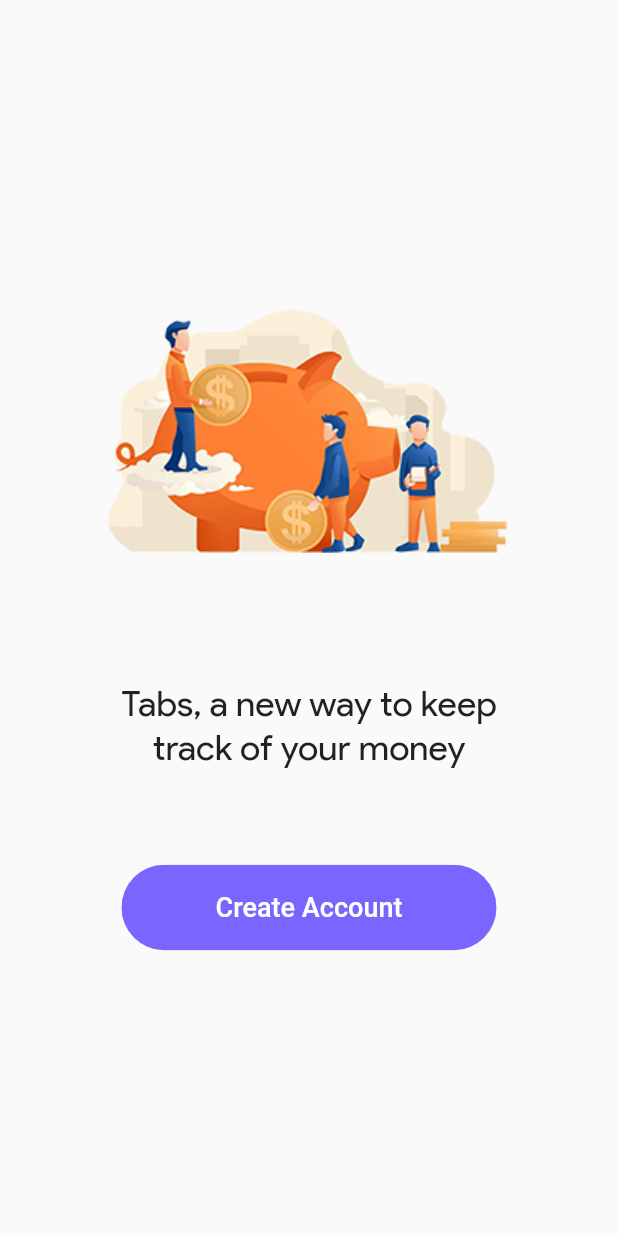
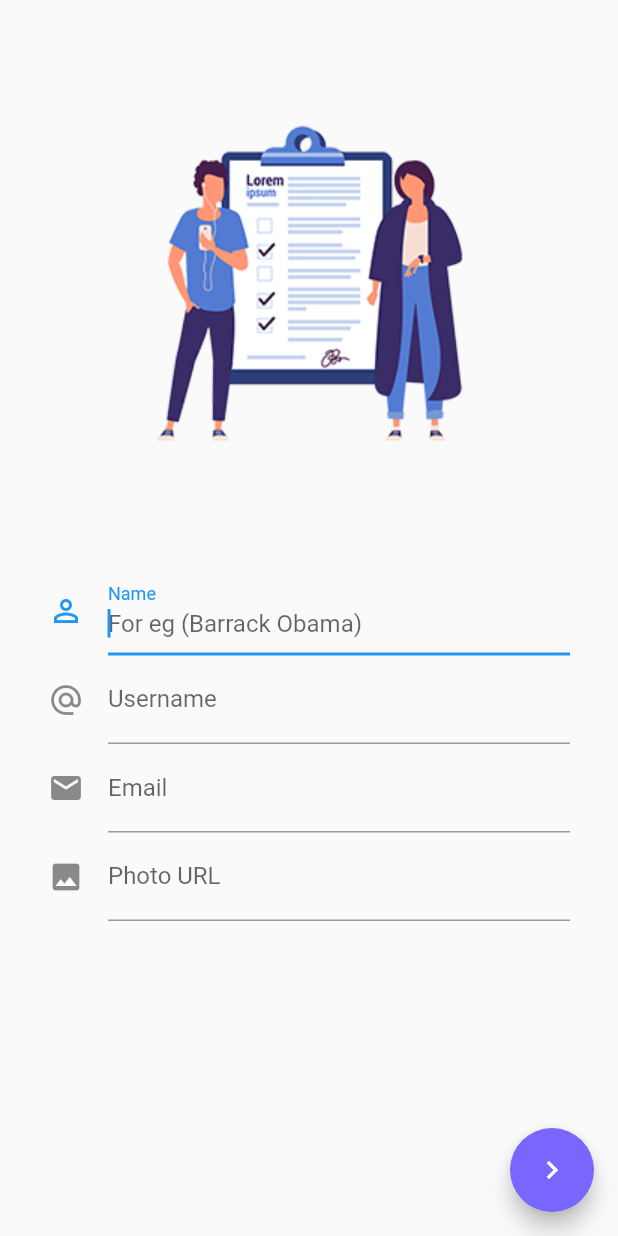
Before and after one commit to dewanshrawat15/Tabs, a Flutter app: the screen it shows after launch, after a tap on "Create Account", on a phone screen of 412 x 824 dp. Run offline on Flutter 3.47's test engine with Material 2 defaults, Android fonts, the phone set to English and light mode, and no system bars; our stand-ins replace sqflite; accounts and stored records are empty; Roboto replaces fonts that are missing (Google Sans).

Commit message:
Completed basic UI/UX of register user screen, working on functionality

```diff
--- a/lib/main.dart
+++ b/lib/main.dart
@@ -7,7 +7,8 @@ void main() => runApp(
     debugShowCheckedModeBanner: false,
     home: HomeScreen(),
     theme: ThemeData(
-      primaryColor: ThemeColor
+      primaryColor: ThemeColor,
+      accentColor: ThemeColor
     ),
   )
 );
--- /dev/null
+++ b/lib/screens/createAccountScreen.dart
@@ -0,0 +1,186 @@
+import 'package:flutter/material.dart';
+import '../components/profile.dart';
+import '../components/colors.dart';
+import 'package:path/path.dart';
+import 'package:sqflite/sqflite.dart';
+
+class EditProfile extends StatefulWidget{
+  @override
+  EditProfileState createState() => EditProfileState();
+}
+
+class EditProfileState extends State<EditProfile>{
+
+  connectDatabase() async{
+    Future<Database> database = openDatabase(
+      join(await getDatabasesPath(), 'accounts.db'),
+      onCreate: (db, version){
+        return db.execute(
+          "CREATE TABLE accountDetails(name TEXT, username TEXT, email TEXT, photoURL TEXT)",
+        );
+      },
+      version: 1
+    );
+    return database;
+  }
+
+  Future<void> insertCardProfile(Account newUser) async{
+    final Database db = await connectDatabase();
+    await db.insert(
+      'accountDetails',
+      newUser.toMap(),
+      conflictAlgorithm: ConflictAlgorithm.replace
+    );
+  }
+
+  Account user;
+
+  final formKey = GlobalKey<FormState>();
+
+  final namefocusnode = new FocusNode();
+  final usernamefocusnode = new FocusNode();
+  final emailfocusnode = new FocusNode();
+  final photourlfocusnode = new FocusNode();
+
+  @override
+  Widget build(BuildContext context){
+    return Scaffold(
+      body: SingleChildScrollView(
+        child: Center(
+          child: Column(
+            crossAxisAlignment: CrossAxisAlignment.center,
+            mainAxisAlignment: MainAxisAlignment.center,
+            children: <Widget>[
+              Padding(
+                padding: const EdgeInsets.symmetric(vertical: 64),
+                child: Image.asset("assets/images/createAccount.png"),
+              ),
+              Form(
+                key: formKey,
+                child: Column(
+                  crossAxisAlignment: CrossAxisAlignment.center,
+                  mainAxisAlignment: MainAxisAlignment.center,
+                  children: <Widget>[
+                    Padding(
+                      padding: EdgeInsets.symmetric(horizontal: 32),
+                      child: TextFormField(
+                        autocorrect: false,
+                        autofocus: true,
+                        focusNode: namefocusnode,
+                        decoration: InputDecoration(
+                          hintText: "For eg (Barrack Obama)",
+                          icon: Icon(Icons.person_outline),
+                          labelText: "Name"
+                        ),
+                        textInputAction: TextInputAction.next,
+                        keyboardType: TextInputType.text,
+                        onChanged: (nameValue){
+                          user.name = nameValue;
+                        },
+                        onFieldSubmitted: (value){
+                          namefocusnode.unfocus();
+                          FocusScope.of(context).requestFocus(usernamefocusnode);
+                        },
+                        validator: (value){
+                          if(value.isEmpty){
+                            return 'This field is mandatory';
+                          }
+                          return null;
+                        },
+                      ),
+                    ),
+                    Padding(
+                      padding: EdgeInsets.symmetric(horizontal: 32),
+                      child: TextFormField(
+                        focusNode: usernamefocusnode,
+                        autocorrect: false,
+                        decoration: InputDecoration(
+                          hintText: "For eg (dewanshrawat15)",
+                          icon: Icon(Icons.alternate_email),
+                          labelText: "Username"
+                        ),
+                        keyboardType: TextInputType.text,
+                        textInputAction: TextInputAction.next,
+                        onChanged: (usernameValue){
+                          user.username = usernameValue;
+                        },
+                        onFieldSubmitted: (value){
+                          usernamefocusnode.unfocus();
+                          FocusScope.of(context).requestFocus(emailfocusnode);
+                        },
+                        validator: (value){
+                          if(value.isEmpty){
+                            return 'This field is mandatory';
+                          }
+                          return null;
+                        },
+                      ),
+                    ),
+                    Padding(
+                      padding: EdgeInsets.symmetric(horizontal: 32),
+                      child: TextFormField(
+                        autocorrect: false,
+                        focusNode: emailfocusnode,
+                        decoration: InputDecoration(
+                          hintText: "For eg (dscbvppune@gmail.com)",
+                          icon: Icon(Icons.email),
+                          labelText: "Email"
+                        ),
+                        keyboardType: TextInputType.emailAddress,
+                        textInputAction: TextInputAction.next,
+                        onChanged: (emailValue){
+                          user.email = emailValue;
+                        },
+                        onFieldSubmitted: (value){
+                          emailfocusnode.unfocus();
+                          FocusScope.of(context).requestFocus(photourlfocusnode);
+                        },
+                        validator: (value){
+                          if(value.isEmpty){
+                            return 'This field is mandatory';
+                          }
+                          return null;
+                        },
+                      ),
+                    ),
+                    Padding(
+                      padding: EdgeInsets.symmetric(horizontal: 32),
+                      child: TextFormField(
+                        focusNode: photourlfocusnode,
+                        autocorrect: false,
+                        decoration: InputDecoration(
+                          hintText: "For eg https://bit.ly/dewanshrawatprofile",
+                          icon: Icon(Icons.photo),
+                          labelText: "Photo URL"
+                        ),
+                        textInputAction: TextInputAction.done,
+                        keyboardType: TextInputType.url,
+                        onChanged: (photoURLValue){
+                          user.photoURL = photoURLValue;
+                        },
+                        onFieldSubmitted: (value){
+                          photourlfocusnode.unfocus();
+                        },
+                        validator: (value){
+                          return null;
+                        },
+                      ),
+                    )
+                  ],
+                ),
+              )
+            ],
+          )
+        ),
+      ),
+      floatingActionButton: FloatingActionButton(
+        onPressed: (){
+          print(user.toMap());
+          // insertCardProfile(user);
+          Navigator.pop(context);
+        },
+        child: Icon(Icons.chevron_right),
+      ),
+    );
+  }
+}
--- a/lib/screens/setup.dart
+++ b/lib/screens/setup.dart
@@ -1,5 +1,6 @@
 import 'package:flutter/material.dart';
 import '../components/colors.dart';
+import 'createAccountScreen.dart';
 
 class GetttingStarted extends StatelessWidget{
   @override
@@ -26,7 +27,12 @@ class GetttingStarted extends StatelessWidget{
             child: ClipRRect(
               borderRadius: BorderRadius.circular(32),
               child: RaisedButton(
-                onPressed: (){},
+                onPressed: (){
+                  Navigator.push(
+                    context,
+                    MaterialPageRoute(builder: (context) => EditProfile())
+                  );
+                },
                 color: ThemeColor,
                 padding: EdgeInsets.symmetric(vertical: 18.0, horizontal: 60.0),
                 child: Center(
@@ -36,7 +42,7 @@ class GetttingStarted extends StatelessWidget{
                       Text(
                         "Create Account",
                         style: TextStyle(
-                          fontFamily: "Google Sans",
+                          fontFamily: "Product Sans",
                           fontSize: 18,
                           color: Colors.white
                         ),
```
Also changed, not shown: lib/screens/accountScreen.dart (added, +29 -0 lines), assets/images/createAccount.png (added), 3 other files.
